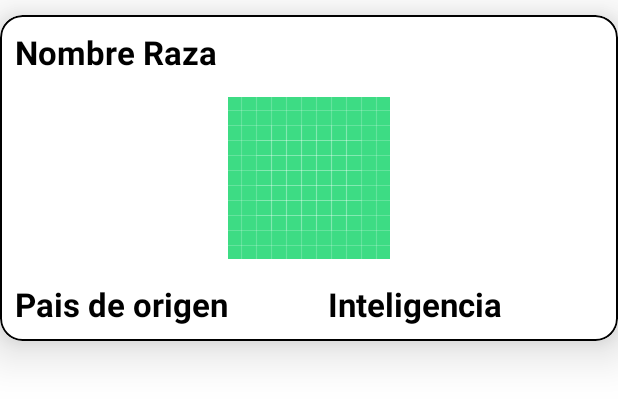
After one commit to Klissman20/CatsApp, an Android app: the layout cat_item.xml on its own in the app's theme, with its tools: preview values and no code run, on a phone screen of 412 x 824 dp. The commit adds this screen. Shown: the top 401 px of the screen. Run offline under Robolectric (Android 15) with nearby library versions, the phone set to English and light mode, and no system bars; network calls fail.

Commit message:
app finished

```diff
--- a/app/src/main/AndroidManifest.xml
+++ b/app/src/main/AndroidManifest.xml
@@ -2,8 +2,12 @@
 <manifest xmlns:android="http://schemas.android.com/apk/res/android"
     xmlns:tools="http://schemas.android.com/tools">
 
+    <uses-permission android:name="android.permission.ACCESS_NETWORK_STATE" />
+    <uses-permission android:name="android.permission.INTERNET"/>
+
     <application
         android:allowBackup="true"
+        android:name=".MvvmApp"
         android:dataExtractionRules="@xml/data_extraction_rules"
         android:fullBackupContent="@xml/backup_rules"
         android:icon="@mipmap/ic_launcher"
--- a/app/src/main/java/com/example/catsbreeds/MvvmApp.kt
+++ b/app/src/main/java/com/example/catsbreeds/MvvmApp.kt
@@ -2,6 +2,5 @@ package com.example.catsbreeds
 
 import android.app.Application
 import dagger.hilt.android.HiltAndroidApp
-
 @HiltAndroidApp
 class MvvmApp: Application()
--- a/app/src/main/java/com/example/catsbreeds/core/NetworkModule.kt
+++ b/app/src/main/java/com/example/catsbreeds/core/NetworkModule.kt
@@ -17,7 +17,7 @@ object NetworkModule {
     @Provides
     fun provideRetrofit(): Retrofit {
         return Retrofit.Builder()
-            .baseUrl("https://api.thecatapi.com/v1/breeds")
+            .baseUrl("https://api.thecatapi.com/v1/breeds/")
             .addConverterFactory(GsonConverterFactory.create())
             .build()
     }
--- a/app/src/main/java/com/example/catsbreeds/data/model/CatModel.kt
+++ b/app/src/main/java/com/example/catsbreeds/data/model/CatModel.kt
@@ -4,7 +4,7 @@ import com.google.gson.annotations.SerializedName
 
 data class CatModel(
     @SerializedName("id")
-    var id: Int,
+    var id: String,
     @SerializedName("name")
     var breedName: String,
     @SerializedName("origin")
@@ -13,6 +13,6 @@ data class CatModel(
     var affectionLevel: Int,
     @SerializedName("intelligence")
     var intelligence: Int,
-    @SerializedName("imageUrl")
-    var imageUrl: String
+    @SerializedName("reference_image_id")
+    var imageUrl: String?
 )
--- a/app/src/main/java/com/example/catsbreeds/data/network/ApiClient.kt
+++ b/app/src/main/java/com/example/catsbreeds/data/network/ApiClient.kt
@@ -3,8 +3,10 @@ package com.example.catsbreeds.data.network
 import com.example.catsbreeds.data.model.CatModel
 import retrofit2.Response
 import retrofit2.http.GET
+import retrofit2.http.Headers
 
 interface ApiClient {
-    @GET
+    @Headers("x-api-key: bda53789-d59e-46cd-9bc4-2936630fde39")
+    @GET(".")
     suspend fun getCats(): Response<List<CatModel>>
 }
--- a/app/src/main/java/com/example/catsbreeds/domain/model/Cat.kt
+++ b/app/src/main/java/com/example/catsbreeds/domain/model/Cat.kt
@@ -2,7 +2,6 @@ package com.example.catsbreeds.domain.model
 
 import com.example.catsbreeds.data.model.CatModel
 
-data class Cat(var id: Int, var breedName: String,var origin: String,var affectionLevel: Int,var intelligence: Int,var imageUrl: String)
+data class Cat(var id: String, var breedName: String,var origin: String,var affectionLevel: Int,var intelligence: Int, var imageUrl: String)
 
-
-fun CatModel.toDomain() = Cat(id, breedName, origin, affectionLevel, intelligence, imageUrl)
+fun CatModel.toDomain() = Cat(id, breedName, origin, affectionLevel, intelligence, imageUrl ?: "")
--- /dev/null
+++ b/app/src/main/res/layout/cat_item.xml
@@ -0,0 +1,68 @@
+<?xml version="1.0" encoding="utf-8"?>
+
+<com.google.android.material.card.MaterialCardView
+    xmlns:android="http://schemas.android.com/apk/res/android"
+    xmlns:app="http://schemas.android.com/apk/res-auto"
+    android:layout_width="match_parent"
+    android:layout_height="wrap_content"
+    app:layout_constraintTop_toTopOf="parent"
+    app:cardCornerRadius="15dp"
+    app:cardElevation="20dp"
+    android:layout_marginTop="10dp"
+    android:layout_marginBottom="10dp"
+    app:strokeWidth="1dp"
+    app:strokeColor="@color/black"
+    >
+
+    <LinearLayout
+        android:layout_width="match_parent"
+        android:layout_height="match_parent"
+        android:orientation="vertical">
+    <TextView
+        android:id="@+id/catbreed"
+        android:layout_width="match_parent"
+        android:layout_height="wrap_content"
+        android:text="Nombre Raza"
+        android:textSize="22sp"
+        android:textStyle="bold"
+        android:textColor="@color/black"
+        android:padding="10dp"/>
+
+    <ImageView
+        android:id="@+id/image"
+        android:padding="5dp"
+        android:maxHeight="300dp"
+        android:layout_width="wrap_content"
+        android:layout_height="wrap_content"
+        android:src="@drawable/ic_launcher_background"
+        android:layout_gravity="center_horizontal"/>
+
+        <LinearLayout
+            android:padding="10dp"
+            android:layout_width="match_parent"
+            android:layout_height="match_parent"
+            android:orientation="horizontal">
+
+            <TextView
+                android:id="@+id/origin"
+                android:layout_width="wrap_content"
+                android:layout_height="wrap_content"
+                android:text="Pais de origen"
+                android:textSize="22sp"
+                android:textStyle="bold"
+                android:textColor="@color/black"
+                android:layout_weight="1"/>
+
+            <TextView
+                android:id="@+id/intelligence"
+                android:layout_width="wrap_content"
+                android:layout_height="wrap_content"
+                android:text="Inteligencia"
+                android:textSize="22sp"
+                android:textStyle="bold"
+                android:textColor="@color/black"
+                android:layout_weight="1"/>
+
+        </LinearLayout>
+    </LinearLayout>
+</com.google.android.material.card.MaterialCardView>
--- a/app/src/main/res/values/themes.xml
+++ b/app/src/main/res/values/themes.xml
@@ -1,6 +1,6 @@
 <resources xmlns:tools="http://schemas.android.com/tools">
     <!-- Base application theme. -->
-    <style name="Theme.CatsBreeds" parent="Theme.MaterialComponents.DayNight.DarkActionBar">
+    <style name="Theme.CatsBreeds" parent="Theme.MaterialComponents.DayNight.NoActionBar">
         <!-- Primary brand color. -->
         <item name="colorPrimary">@color/purple_500</item>
         <item name="colorPrimaryVariant">@color/purple_700</item>
```
Also changed, not shown: app/src/main/java/com/example/catsbreeds/ui/adapter/CatAdapter.kt (added, +41 -0 lines), app/src/main/java/com/example/catsbreeds/ui/view/MainActivity.kt (+34 -1 lines), app/src/main/java/com/example/catsbreeds/ui/viewmodel/CatsViewModel.kt (+19 -1 lines), app/src/main/res/layout/activity_main.xml (+32 -4 lines), app/src/main/res/drawable/cat.png (added).
